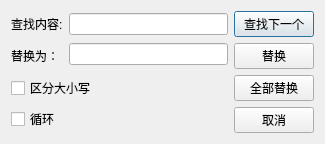
themiss0/exp2, file replacedialog.ui: the form before one commit.
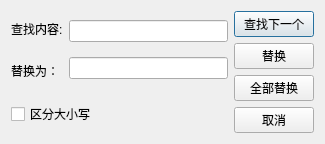
The form after the commit.

Commit message: 完成了替换对话框的实现

The edit to the form file:
```diff
--- a/replacedialog.ui
+++ b/replacedialog.ui
@@ -106,13 +106,6 @@
        </property>
       </widget>
      </item>
-     <item>
-      <widget class="QCheckBox" name="checkBox_2">
-       <property name="text">
-        <string>循环</string>
-       </property>
-      </widget>
-     </item>
     </layout>
    </item>
   </layout>
```
Left out of the diff: 14 changed lines with no effect on the pictures. The commit also changes 4 other files.
